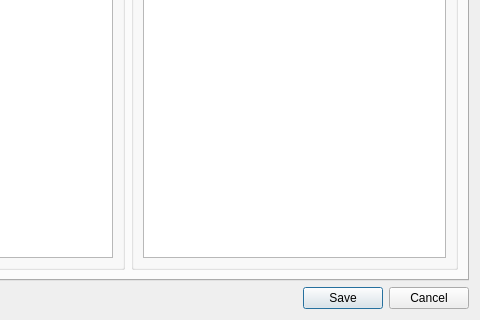
The window that ui/settings_dialog.ui (lasest/manuwrite) describes before a commit, drawn with Qt 5; both pictures show x 225 to 705 and y 240 to 560 of the 705 by 560 pixel window.
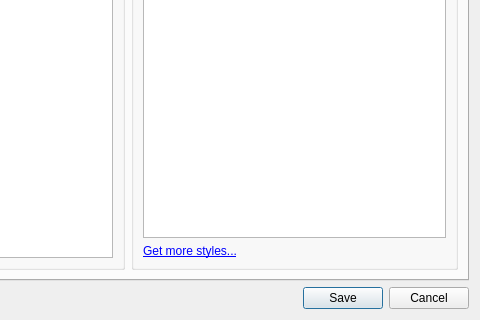
The same window after the commit. The open tabs and pages were chosen to show the change.

What changed in the file:
```diff
--- a/ui/settings_dialog.ui
+++ b/ui/settings_dialog.ui
@@ -596,6 +596,16 @@
             <item>
              <widget class="QListWidget" name="CslStylesListWidget"/>
             </item>
+            <item>
+             <widget class="QLabel" name="GetMoreCslStylesLabel">
+              <property name="text">
+               <string>&lt;a href=&quot;https://www.zotero.org/styles&quot;&gt;Get more styles...&lt;/a&gt;</string>
+              </property>
+              <property name="textInteractionFlags">
+               <set>Qt::LinksAccessibleByKeyboard|Qt::LinksAccessibleByMouse</set>
+              </property>
+             </widget>
+            </item>
            </layout>
           </widget>
          </item>
```
Left out of the diff: 2 changed lines with no effect on the pictures.
